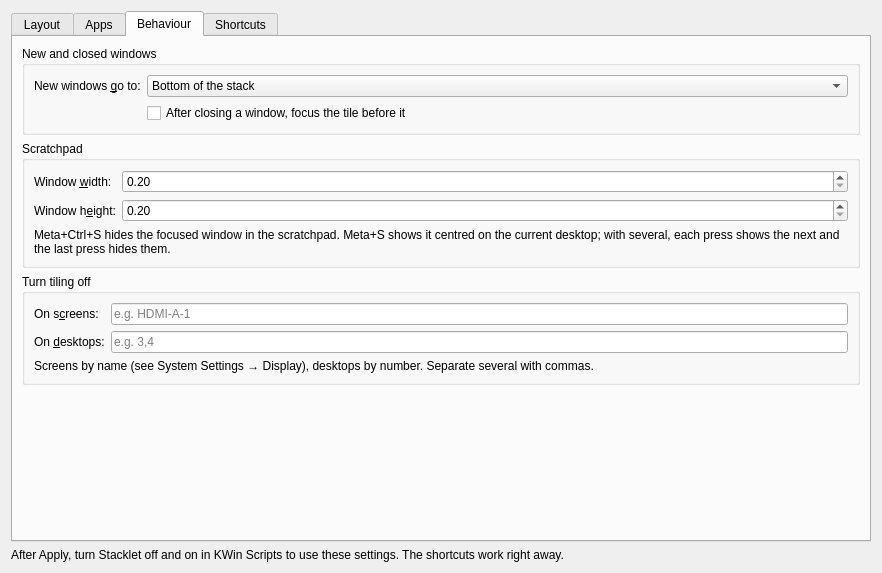
Above: package/contents/ui/config.ui from aic0d3r/stacklet before the change. Below: the same form after it.
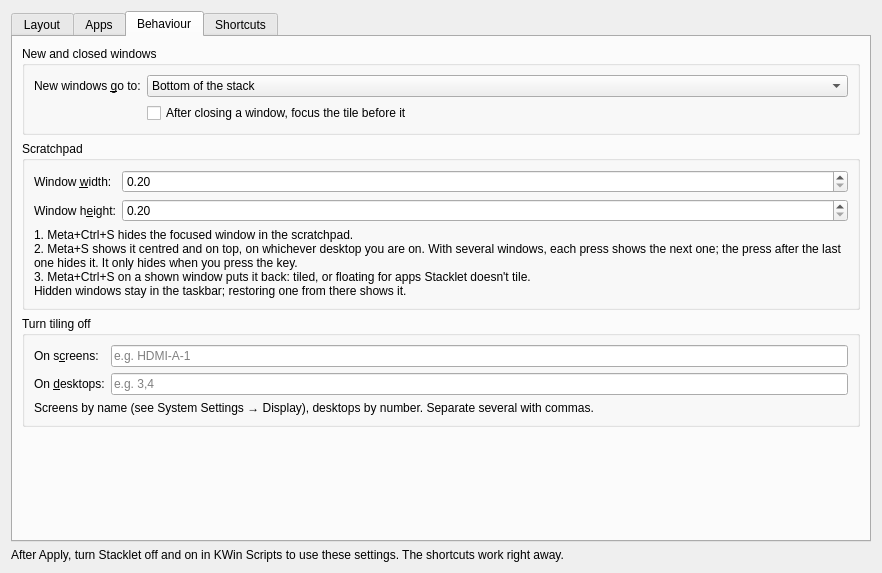
That is the form after the change. The open tabs and pages were chosen to show the change. Icons and pictures are not drawn.

Commit message: Proofread 1.1 texts; scratchpad steps on the settings page; Focus is now Spotlight

```diff
--- a/package/contents/ui/config.ui
+++ b/package/contents/ui/config.ui
@@ -337,7 +337,10 @@
       <item row="2" column="0" colspan="2">
        <widget class="QLabel" name="scratchHint">
         <property name="wordWrap"><bool>true</bool></property>
-        <property name="text"><string>Meta+Ctrl+S hides the focused window in the scratchpad. Meta+S shows it centred on the current desktop; with several, each press shows the next and the last press hides them.</string></property>
+        <property name="text"><string>1. Meta+Ctrl+S hides the focused window in the scratchpad.
+2. Meta+S shows it centred and on top, on whichever desktop you are on. With several windows, each press shows the next one; the press after the last one hides it. It only hides when you press the key.
+3. Meta+Ctrl+S on a shown window puts it back: tiled, or floating for apps Stacklet doesn&apos;t tile.
+Hidden windows stay in the taskbar; restoring one from there shows it.</string></property>
        </widget>
       </item>
      </layout>
```
Left out of the diff: 12 changed lines with no effect on the pictures. The commit also changes 4 other files.
